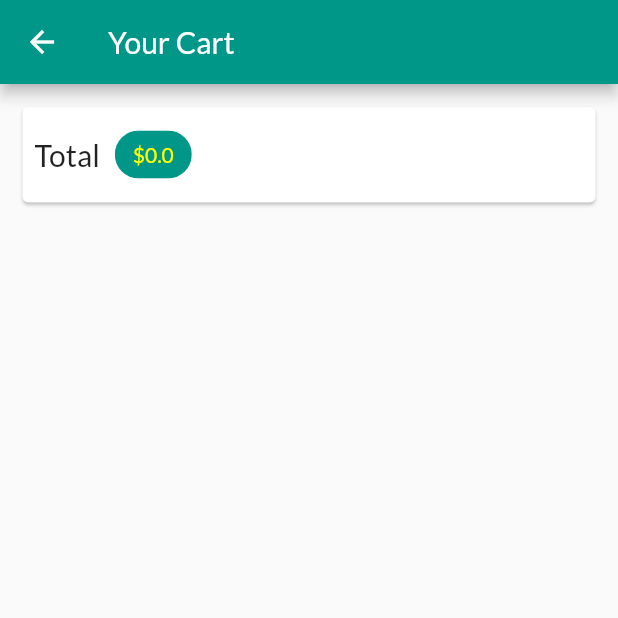
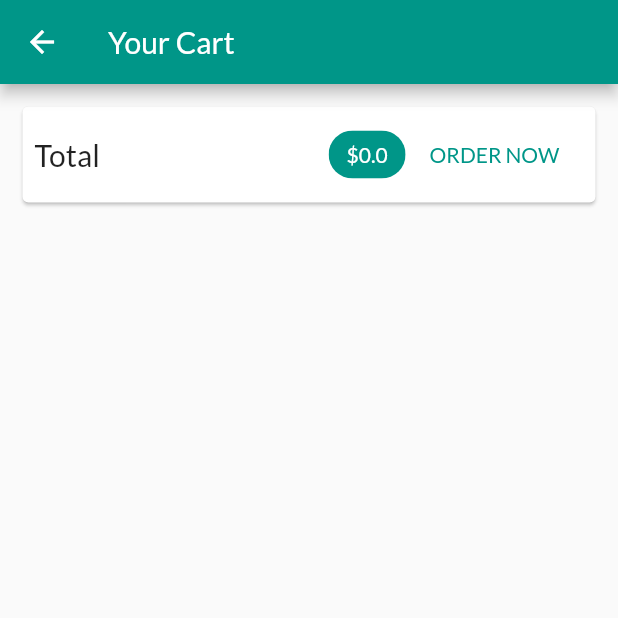
Before and after one commit to Bezoyan/shopping_app, a Flutter app: the CartScreen screen opened by its route, on a phone screen of 412 x 824 dp, the top half of it. Run offline on Flutter 3.47's test engine with Material 2 defaults, Android fonts, the phone set to English and light mode, and no system bars; network calls fail.

Commit message:
Add Your Cart page, remove items from the cart

```diff
--- a/lib/screens/cart_screen.dart
+++ b/lib/screens/cart_screen.dart
@@ -1,10 +1,12 @@
 import 'package:flutter/material.dart';
 import 'package:provider/provider.dart';
 
-import '../providers/cart.dart';
+import '../providers/cart.dart' show Cart;
+import '../widgets/cart_item.dart';
 
 class CartScreen extends StatelessWidget {
   static const routeName = '/cart';
+
   @override
   Widget build(BuildContext context) {
     final cart = Provider.of<Cart>(context);
@@ -18,22 +20,43 @@ class CartScreen extends StatelessWidget {
             margin: EdgeInsets.all(15),
             child: Padding(
               padding: EdgeInsets.all(8),
-              child: Row(children: <Widget>[
+              child: Row(
+                mainAxisAlignment: MainAxisAlignment.spaceBetween,
+                children: <Widget>[
                   Text(
                     'Total',
                     style: TextStyle(fontSize: 20),
                   ),
-                SizedBox(
-                  width: 10,
-                ),
+                  Spacer(),
                   Chip(
                     label: Text(
                       '\$${cart.totalAmount}',
-                    style: TextStyle(color: Theme.of(context).accentColor),
+                      style: TextStyle(
+                        color: Theme.of(context).primaryTextTheme.title.color,
+                      ),
                     ),
                     backgroundColor: Theme.of(context).primaryColor,
                   ),
-              ]),
+                  FlatButton(
+                    child: Text('ORDER NOW'),
+                    onPressed: () {},
+                    textColor: Theme.of(context).primaryColor,
+                  )
+                ],
+              ),
+            ),
+          ),
+          SizedBox(height: 10),
+          Expanded(
+            child: ListView.builder(
+              itemCount: cart.items.length,
+              itemBuilder: (ctx, i) => CartItem(
+                cart.items.values.toList()[i].id,
+                cart.items.keys.toList()[i],
+                cart.items.values.toList()[i].price,
+                cart.items.values.toList()[i].quantity,
+                cart.items.values.toList()[i].title,
+              ),
             ),
           )
         ],
```
Also changed, not shown: lib/providers/cart.dart (+6 -1 lines), lib/widgets/cart_item.dart (added, +61 -0 lines). Lines whose indentation alone changed are shown as unchanged.
